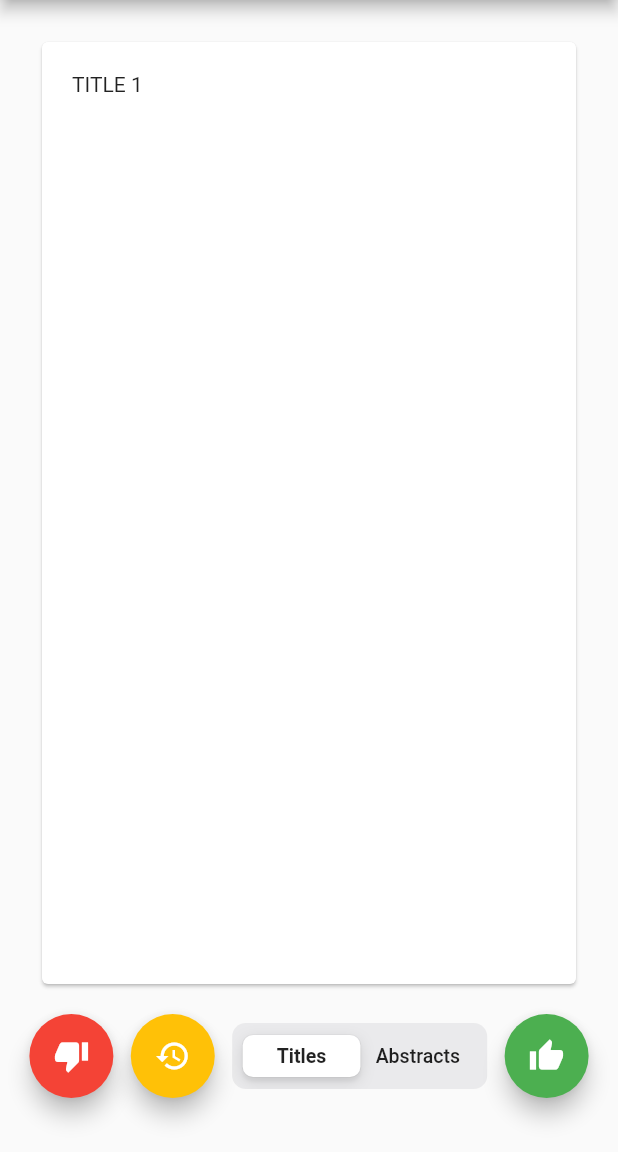
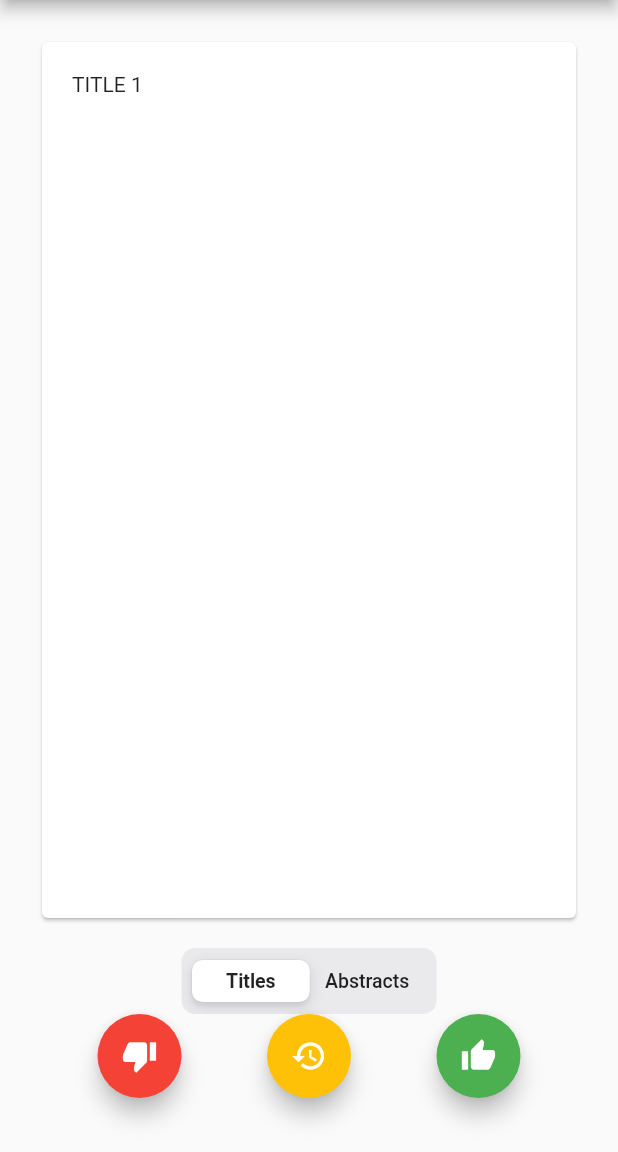
Before and after one commit to enigmatic-bacon/scilit-review, a Flutter app: the screen it shows after launch, on a phone screen of 412 x 824 dp, the part 84-1236 px from its top. Run offline on Flutter 3.47's test engine with Material 2 defaults, Android fonts, the phone set to English and light mode, and no system bars.

Commit message:
split bottom bar from setting switch

```diff
--- a/lib/frontend/bottombar.dart
+++ b/lib/frontend/bottombar.dart
@@ -1,20 +1,15 @@
-import 'package:flutter/cupertino.dart';
 import 'package:flutter/material.dart';
 
 class MyBottomBar extends StatefulWidget {
   final Function() notifyParentGood;
   final Function() notifyParentBad;
   final Function() goBack;
-  final Function() switchToTitles;
-  final Function() switchToAbstracts;
 
   MyBottomBar({
     Key key,
     @required this.notifyParentGood,
     @required this.notifyParentBad,
     @required this.goBack,
-    @required this.switchToTitles,
-    @required this.switchToAbstracts,
   }) : super(key: key);
 
   @override
@@ -22,12 +17,6 @@ class MyBottomBar extends StatefulWidget {
 }
 
 class _MyBottomBarState extends State<MyBottomBar> {
-  int segmentedControlInt = 0;
-  final Map<int, Widget> myTabs = const <int, Widget>{
-    0: Text("Titles"),
-    1: Text("Abstracts")
-  };
-
   @override
   Widget build(BuildContext context) {
     return Row(
@@ -43,23 +32,6 @@ class _MyBottomBarState extends State<MyBottomBar> {
           backgroundColor: Colors.amber,
           child: Icon(Icons.history),
         ),
-        CupertinoSlidingSegmentedControl(
-          padding: EdgeInsets.all(8.0),
-          groupValue: segmentedControlInt,
-          children: myTabs,
-          onValueChanged: (i) {
-            if (i != segmentedControlInt) {
-              if (i == 0) {
-                widget.switchToTitles();
-              } else {
-                widget.switchToAbstracts();
-              }
-              setState(() {
-                segmentedControlInt = i;
-              });
-            }
-          },
-        ),
         FloatingActionButton(
           onPressed: widget.notifyParentGood,
           backgroundColor: Colors.green,
--- a/lib/frontend/homepage.dart
+++ b/lib/frontend/homepage.dart
@@ -1,6 +1,7 @@
 import 'package:flutter/material.dart';
 import 'package:scilit/frontend/scicard.dart';
 import 'bottombar.dart';
+import 'settingswitch.dart';
 
 class MyHomePage extends StatefulWidget {
   MyHomePage({Key key, this.title}) : super(key: key);
@@ -34,12 +35,14 @@ class _MyHomePageState extends State<MyHomePage> {
                   : SciCard(
                       text: abstracts[_paperIndex],
                     ),
+              SettingSwitch(
+                switchToTitles: switchToTitles,
+                switchToAbstracts: switchToAbstracts,
+              ),
               MyBottomBar(
                 notifyParentGood: cardGood,
                 notifyParentBad: cardBad,
                 goBack: previousCard,
-                switchToTitles: switchToTitles,
-                switchToAbstracts: switchToAbstracts,
               ),
             ],
           ),
--- /dev/null
+++ b/lib/frontend/settingswitch.dart
@@ -0,0 +1,45 @@
+import 'package:flutter/cupertino.dart';
+import 'package:flutter/material.dart';
+
+class SettingSwitch extends StatefulWidget {
+  final Function() switchToTitles;
+  final Function() switchToAbstracts;
+
+  SettingSwitch({
+    Key key,
+    @required this.switchToTitles,
+    @required this.switchToAbstracts,
+  }) : super(key: key);
+
+  @override
+  _SettingSwitchState createState() => _SettingSwitchState();
+}
+
+class _SettingSwitchState extends State<SettingSwitch> {
+  int segmentedControlInt = 0;
+  final Map<int, Widget> myTabs = const <int, Widget>{
+    0: Text("Titles"),
+    1: Text("Abstracts")
+  };
+
+  @override
+  Widget build(BuildContext context) {
+    return CupertinoSlidingSegmentedControl(
+      padding: EdgeInsets.all(8.0),
+      groupValue: segmentedControlInt,
+      children: myTabs,
+      onValueChanged: (i) {
+        if (i != segmentedControlInt) {
+          if (i == 0) {
+            widget.switchToTitles();
+          } else {
+            widget.switchToAbstracts();
+          }
+          setState(() {
+            segmentedControlInt = i;
+          });
+        }
+      },
+    );
+  }
+}
```
